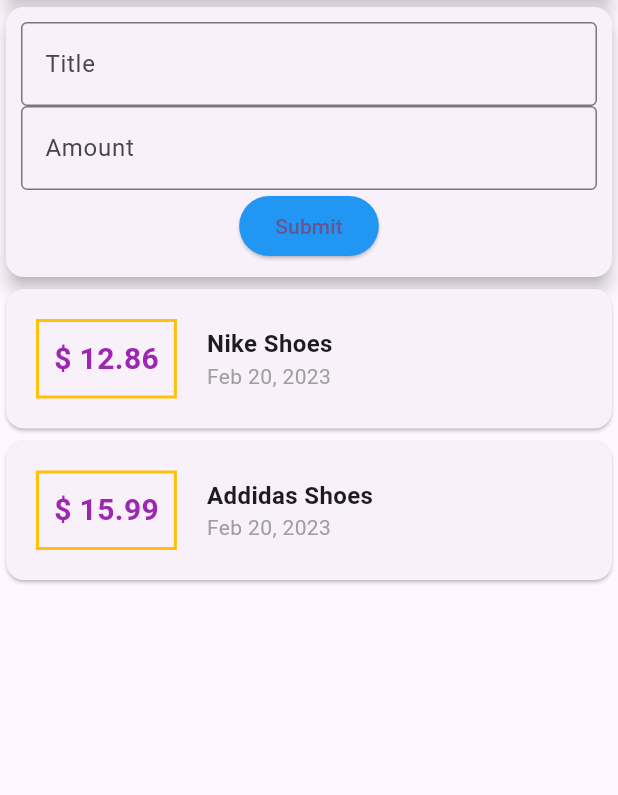
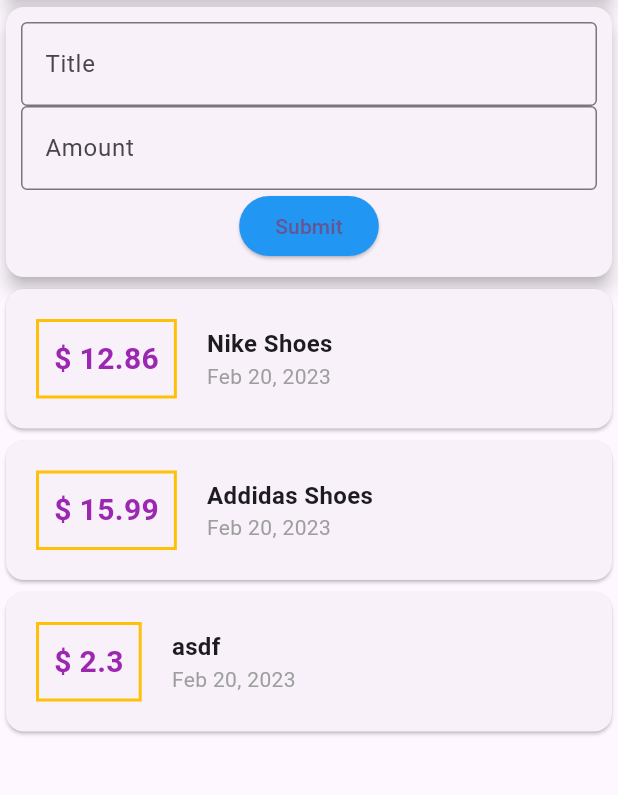
Before and after one commit to pol-dev-shinroo/personal_expense_app, a Flutter app: the screen it shows after launch, after a tap on "Submit", on a phone screen of 412 x 824 dp, the part 125-920 px from its top. Run offline on Flutter 3.47's test engine with Material 2 defaults, Android fonts, the phone set to English and light mode, and no system bars; Roboto replaces fonts that are missing (cursive).

Commit message:
passing method to sub class

```diff
--- a/lib/widgets/textInputFields.dart
+++ b/lib/widgets/textInput_fields.dart
@@ -2,7 +2,9 @@ import 'package:flutter/material.dart';
 import 'package:flutter/services.dart';
 
 class TextInputFields extends StatelessWidget {
-  TextInputFields({super.key});
+  final Function addTransaction;
+
+  TextInputFields({super.key, required this.addTransaction});
 
   final inputController = TextEditingController();
   final amountController = TextEditingController();
@@ -50,11 +52,7 @@ class TextInputFields extends StatelessWidget {
             ElevatedButton(
               style: ElevatedButton.styleFrom(backgroundColor: Colors.blue),
               onPressed: () {
-                // ignore: avoid_print
-                print(inputController.text);
-                // print(titleInput);
-                // ignore: avoid_print
-                print(amountController.text);
+                addTransaction("asdf", 2.3);
               },
               child: const Text("Submit"),
             )
--- a/lib/widgets/transactionList.dart
+++ b/lib/widgets/transaction_list.dart
@@ -1,18 +1,16 @@
-// ignore_for_file: file_names
-
 import 'package:flutter/material.dart';
 import 'package:intl/intl.dart';
 import "../models/transaction.dart";
 
 class TransactionList extends StatelessWidget {
-  final List<Transaction> userTransactions;
+  final List<Transaction> transactions;
 
-  const TransactionList({super.key, required this.userTransactions});
+  const TransactionList({super.key, required this.transactions});
 
   @override
   Widget build(BuildContext context) {
     return Column(
-      children: userTransactions.map((item) {
+      children: transactions.map((item) {
         return Card(
           child: Row(
             children: <Widget>[
--- a/lib/widgets/user_transaction.dart
+++ b/lib/widgets/user_transaction.dart
@@ -1,7 +1,7 @@
 import 'package:flutter/material.dart';
 import "../models/transaction.dart";
-import "../widgets/TextInputFields.dart";
-import "../widgets/transactionList.dart";
+import "../widgets/textInput_fields.dart";
+import 'transaction_list.dart';
 
 class UserTransaction extends StatefulWidget {
   const UserTransaction({super.key});
@@ -17,12 +17,26 @@ class _UserTransactionState extends State<UserTransaction> {
     Transaction(
         id: "2", title: "Addidas Shoes", amount: 15.99, date: DateTime.now()),
   ];
+
+  // underscore to mark this method as private
+  void _addNewTransaction(String title, double amount) {
+    final newTransaction = Transaction(
+        id: DateTime.now().toString(),
+        title: title,
+        amount: amount,
+        date: DateTime.now());
+
+    setState(() {
+      transactions.add(newTransaction);
+    });
+  }
+
   @override
   Widget build(BuildContext context) {
     return Column(
       children: <Widget>[
-        TextInputFields(),
-        TransactionList(userTransactions: transactions),
+        TextInputFields(addTransaction: _addNewTransaction),
+        TransactionList(transactions: transactions),
       ],
     );
   }
```
